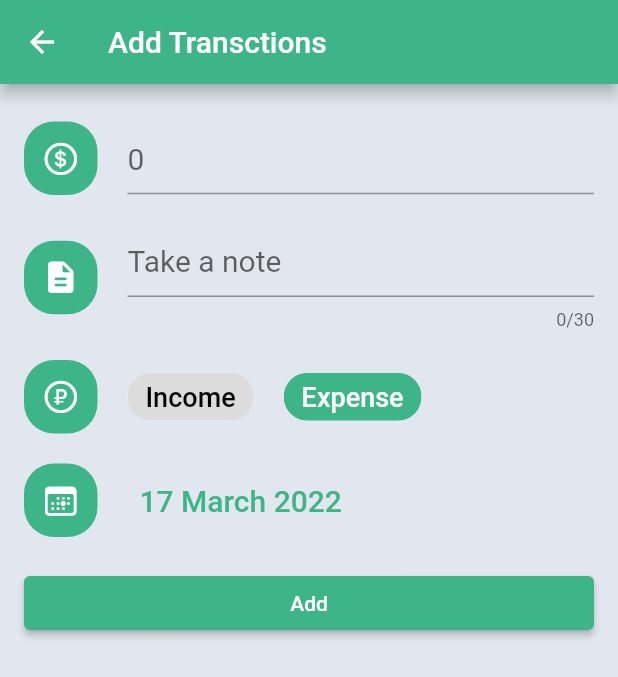
After one commit to CaptainBiswa69/Money-Manager, a Flutter app: the screen it shows after launch, after a tap on an icon or button, on a phone screen of 412 x 824 dp. The commit adds this screen. Shown: the top 677 px of the screen. Run offline on Flutter 3.47's test engine with Material 2 defaults, Android fonts, the phone set to English and light mode, and no system bars; our stand-ins replace animated_splash_screen; Roboto replaces fonts that are missing (customFont).

Commit message:
Transaction Page Completed

```diff
--- a/lib/main.dart
+++ b/lib/main.dart
@@ -1,5 +1,6 @@
 import 'package:animated_splash_screen/animated_splash_screen.dart';
 import 'package:flutter/material.dart';
+import 'package:flutter_application_3/myTheme.dart';
 import 'package:flutter_application_3/pages/homepage.dart';
 
 void main() {
@@ -13,9 +14,11 @@ class MyApp extends StatelessWidget {
   @override
   Widget build(BuildContext context) {
     return MaterialApp(
+        theme: myTheme,
+        debugShowCheckedModeBanner: false,
         home: AnimatedSplashScreen(
             backgroundColor: Colors.white,
-            splash: Image.asset("assets/images/Manager.gif"),
+            splash: Image.asset("assets/images/ManagerR.gif"),
             splashIconSize: 300,
             nextScreen: const HomePage()));
   }
--- a/lib/pages/homepage.dart
+++ b/lib/pages/homepage.dart
@@ -1,4 +1,7 @@
+import 'package:flutter/cupertino.dart';
 import 'package:flutter/material.dart';
+import 'package:flutter_application_3/static.dart' as Static;
+import 'package:flutter_application_3/pages/transaction_add.dart';
 
 class HomePage extends StatelessWidget {
   const HomePage({Key? key}) : super(key: key);
@@ -7,7 +10,22 @@ class HomePage extends StatelessWidget {
   Widget build(BuildContext context) {
     return Scaffold(
       appBar: AppBar(
-        title: const Text("Money Manager"),
+        title: const Text(
+          "Money Manager",
+          style: TextStyle(color: Colors.white),
+        ),
+      ),
+      backgroundColor: const Color(0xffe2e7ef),
+      floatingActionButton: FloatingActionButton(
+        onPressed: () {
+          Navigator.of(context).push(
+              MaterialPageRoute(builder: (context) => const AddTransaction()));
+        },
+        child: const Icon(
+          CupertinoIcons.add,
+          color: Colors.white,
+        ),
+        backgroundColor: Static.PrimaryColor,
       ),
       body: const Center(child: Text("No Data")),
     );
--- /dev/null
+++ b/lib/pages/transaction_add.dart
@@ -0,0 +1,226 @@
+import 'package:flutter/cupertino.dart';
+import 'package:flutter/material.dart';
+import 'package:flutter/services.dart';
+import 'package:flutter_application_3/static.dart' as Static;
+
+class AddTransaction extends StatefulWidget {
+  const AddTransaction({Key? key}) : super(key: key);
+
+  @override
+  State<AddTransaction> createState() => _AddTransactionState();
+}
+
+class _AddTransactionState extends State<AddTransaction> {
+  int? amount;
+  String note = "Given";
+  String type = "Expense";
+  DateTime selectedDate = DateTime.now();
+  List<String> months = [
+    "January",
+    "February",
+    "March",
+    "April",
+    "May",
+    "June",
+    "July",
+    "August",
+    "September",
+    "October",
+    "November",
+    "December"
+  ];
+  Future<void> _selectedDate(BuildContext context) async {
+    final DateTime picked = await showDatePicker(
+        context: context,
+        initialDate: selectedDate,
+        firstDate: DateTime(2019, 1),
+        lastDate: DateTime(2100, 12)) as DateTime;
+
+    if (picked != null && picked != selectedDate) {
+      setState(() {
+        selectedDate = picked;
+      });
+    }
+  }
+
+  @override
+  Widget build(BuildContext context) {
+    return Scaffold(
+      appBar: AppBar(
+        iconTheme: const IconThemeData(color: Colors.white),
+        title: const Text(
+          "Add Transctions",
+          style: TextStyle(color: Colors.white),
+        ),
+      ),
+      backgroundColor: const Color(0xffe2e7ef),
+      body: ListView(
+        padding: const EdgeInsets.only(left: 16.0, right: 16.0, top: 25.0),
+        children: [
+          Row(
+            children: [
+              Container(
+                child: const Icon(
+                  CupertinoIcons.money_dollar_circle,
+                  color: Colors.white,
+                  size: 25.0,
+                ),
+                decoration: const BoxDecoration(
+                    color: Static.PrimaryColor,
+                    borderRadius: BorderRadius.all(Radius.circular(20))),
+                padding: const EdgeInsets.all(12.0),
+              ),
+              const SizedBox(
+                width: 20,
+              ),
+              Expanded(
+                child: TextField(
+                  decoration: const InputDecoration(hintText: "0"),
+                  style: const TextStyle(fontSize: 20),
+                  inputFormatters: [
+                    FilteringTextInputFormatter.digitsOnly,
+                  ],
+                  keyboardType: TextInputType.number,
+                  onChanged: (value) {
+                    try {
+                      amount = int.parse(value);
+                    } catch (e) {}
+                  },
+                ),
+              )
+            ],
+          ),
+          const SizedBox(
+            height: 20,
+          ),
+          Row(
+            children: [
+              Container(
+                child: const Icon(
+                  Icons.description_rounded,
+                  color: Colors.white,
+                  size: 25.0,
+                ),
+                decoration: const BoxDecoration(
+                    color: Static.PrimaryColor,
+                    borderRadius: BorderRadius.all(Radius.circular(20))),
+                padding: const EdgeInsets.all(12.0),
+              ),
+              const SizedBox(
+                width: 20,
+              ),
+              Expanded(
+                child: TextField(
+                  decoration: const InputDecoration(hintText: "Take a note"),
+                  style: const TextStyle(fontSize: 20),
+                  maxLength: 30,
+                  onChanged: (value) {
+                    note = value;
+                  },
+                ),
+              )
+            ],
+          ),
+          const SizedBox(
+            height: 20,
+          ),
+          Row(
+            children: [
+              Container(
+                child: const Icon(
+                  CupertinoIcons.money_rubl_circle,
+                  color: Colors.white,
+                  size: 25.0,
+                ),
+                decoration: const BoxDecoration(
+                    color: Static.PrimaryColor,
+                    borderRadius: BorderRadius.all(Radius.circular(20))),
+                padding: const EdgeInsets.all(12.0),
+              ),
+              const SizedBox(
+                width: 20,
+              ),
+              ChoiceChip(
+                label: Text(
+                  "Income",
+                  style: TextStyle(
+                      fontSize: 18,
+                      color: type == "Income" ? Colors.white : Colors.black),
+                ),
+                selected: type == "Income" ? true : false,
+                selectedColor: Static.PrimaryColor,
+                onSelected: (val) {
+                  if (val) {
+                    setState(() {
+                      type = "Income";
+                    });
+                  }
+                },
+              ),
+              const SizedBox(
+                width: 20,
+              ),
+              ChoiceChip(
+                label: Text(
+                  "Expense",
+                  style: TextStyle(
+                      fontSize: 18,
+                      color: type == "Expense" ? Colors.white : Colors.black),
+                ),
+                selected: type == "Expense" ? true : false,
+                selectedColor: Static.PrimaryColor,
+                onSelected: (val) {
+                  if (val) {
+                    setState(() {
+                      type = "Expense";
+                    });
+                  }
+                },
+              ),
+            ],
+          ),
+          const SizedBox(
+            height: 20,
+          ),
+          Row(
+            children: [
+              Container(
+                child: const Icon(
+                  CupertinoIcons.calendar_today,
+                  color: Colors.white,
+                  size: 25.0,
+                ),
+                decoration: const BoxDecoration(
+                    color: Static.PrimaryColor,
+                    borderRadius: BorderRadius.all(Radius.circular(20))),
+                padding: const EdgeInsets.all(12.0),
+              ),
+              const SizedBox(
+                width: 20,
+              ),
+              TextButton(
+                onPressed: () {
+                  _selectedDate(context);
+                },
+                child: Text(
+                    "${selectedDate.day} ${months[selectedDate.month - 1]} ${selectedDate.year}",
+                    style: const TextStyle(fontSize: 20)),
+              ),
+            ],
+          ),
+          const SizedBox(
+            height: 20,
+          ),
+          ElevatedButton(
+              onPressed: () {
+                print(type);
+              },
+              child: const Text(
+                "Add",
+                style: TextStyle(color: Colors.white),
+              ))
+        ],
+      ),
+    );
+  }
+}
--- a/pubspec.yaml
+++ b/pubspec.yaml
@@ -35,6 +35,8 @@ dependencies:
   # Use with the CupertinoIcons class for iOS style icons.
   cupertino_icons: ^1.0.2
   animated_splash_screen: ^1.1.0
+  hive: ^2.0.4
+  hive_flutter: ^1.1.0
 
 dev_dependencies:
   flutter_test:
```
Also changed, not shown: lib/myTheme.dart (added, +80 -0 lines), lib/static.dart (added, +74 -0 lines), assets/images/Manager.gif (deleted), assets/images/ManagerR.gif (added), pubspec.lock.
